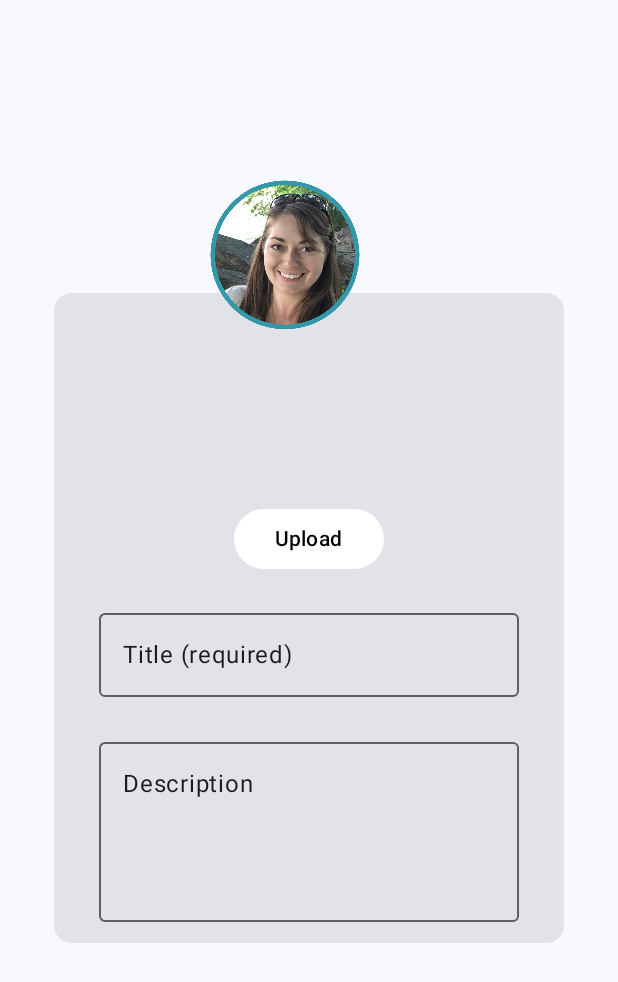
After one commit to SahilKarwasra/Re-watchui, an Android app built with Jetpack Compose: the composable UploadVideoPopUp shown on its own in the app's theme, on a phone screen of 412 x 824 dp. The commit adds this screen. Shown: the top 982 px of the screen. Run offline under Robolectric (Android 15) with nearby library versions, the phone set to English and light mode, and no system bars.

```diff
--- /dev/null
+++ b/app/src/main/java/com/example/re_watch/components/UploadVideoPopUp.kt
@@ -0,0 +1,85 @@
+package com.example.re_watch.components
+
+import androidx.compose.foundation.layout.Box
+import androidx.compose.foundation.layout.fillMaxSize
+import androidx.compose.foundation.layout.height
+import androidx.compose.foundation.layout.padding
+import androidx.compose.foundation.layout.size
+import androidx.compose.foundation.layout.width
+import androidx.compose.material3.Button
+import androidx.compose.material3.ButtonColors
+import androidx.compose.material3.Card
+import androidx.compose.material3.Icon
+import androidx.compose.material3.OutlinedTextField
+import androidx.compose.material3.Text
+import androidx.compose.runtime.Composable
+import androidx.compose.ui.Alignment
+import androidx.compose.ui.Modifier
+import androidx.compose.ui.graphics.Color
+import androidx.compose.ui.res.painterResource
+import androidx.compose.ui.tooling.preview.Preview
+import androidx.compose.ui.unit.dp
+import com.example.re_watch.R
+
+@Composable
+fun UploadVideoPopUp() {
+    Box(
+        modifier = Modifier.fillMaxSize(),
+        contentAlignment = Alignment.Center
+    ) {
+
+        Card(
+            modifier = Modifier
+                .height(433.dp)
+                .width(340.dp),
+        ) {
+            Button(
+                onClick = {
+
+                },
+                modifier = Modifier
+                    .padding(start = 120.dp, top = 140.dp)
+                    .width(100.dp),
+                colors = ButtonColors(
+                    containerColor = Color.White,
+                    contentColor = Color.Black,
+                    disabledContainerColor = Color.Gray,
+                    disabledContentColor = Color.Black
+                )
+            ) {
+                Text(text = "Upload")
+            }
+            OutlinedTextField(
+                value = "Title (required)",
+                onValueChange = {
+
+                },
+                modifier = Modifier.padding(top = 25.dp, start = 30.dp)
+            )
+            OutlinedTextField(
+                value = "Description",
+                onValueChange = {
+
+                },
+                modifier = Modifier
+                    .padding(top = 30.dp, start = 30.dp)
+                    .height(120.dp)
+            )
+        }
+    }
+    Icon(
+        painter = painterResource(id = R.drawable.profilepng),
+        contentDescription = "null",
+        modifier = Modifier
+            .padding(start = 140.dp, top = 120.dp)
+            .size(100.dp),
+        tint = Color.Unspecified
+    )
+}
+
+
+@Preview(showSystemUi = true)
+@Composable
+fun UploadVideoPopUpPreview() {
+    UploadVideoPopUp()
+}
--- a/app/src/main/java/com/example/re_watch/screens/StreamingPage.kt
+++ b/app/src/main/java/com/example/re_watch/screens/StreamingPage.kt
@@ -152,8 +152,6 @@ fun StreamingPage(navController: NavHostController, param: VideoData?) {
             }
         }
     }
-
-
 }
 
 @Preview(showSystemUi = true)
```
